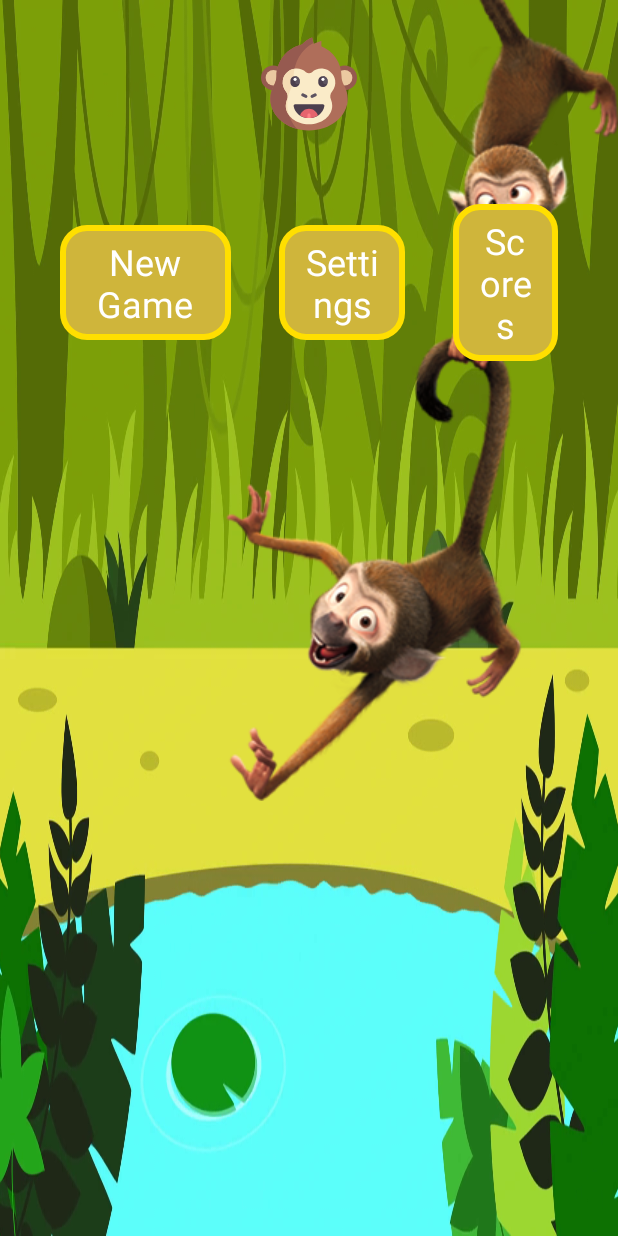
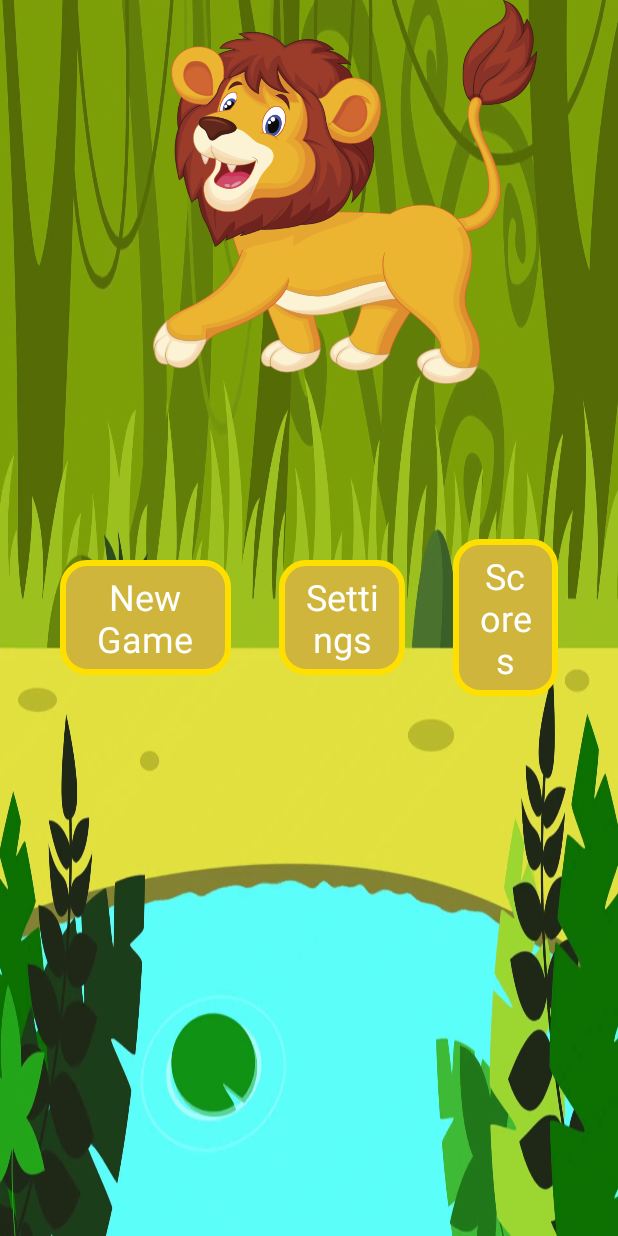
Before and after one commit to metalink94/MonkeyApp, an Android app: the layout activity_main.xml on its own in the app's theme, with its tools: preview values and no code run, on a phone screen of 412 x 824 dp. Run offline under Robolectric (Android 15) with nearby library versions, the phone set to English and light mode, and no system bars.

Commit message:
new icons

```diff
--- a/app/src/main/java/ru/monkeys/monkeyapp/screens/game/LevelsActivity.kt
+++ b/app/src/main/java/ru/monkeys/monkeyapp/screens/game/LevelsActivity.kt
@@ -16,10 +16,10 @@ class LevelsActivity : BaseActivity(), LvlDialogListener {
         super.onCreate(savedInstanceState)
         setContentView(R.layout.levels_activity)
         lvlOne.setOnClickListener {
-            showDialog(LvlEnum.FIRST)
+            showDialog(LvlEnum.SECOND)
         }
         lvlTwo.setOnClickListener {
-            showDialog(LvlEnum.SECOND)
+            showDialog(LvlEnum.FIRST)
         }
         lvlThree.setOnClickListener {
             showDialog(LvlEnum.THIRD)
--- a/app/src/main/java/ru/monkeys/monkeyapp/utils/BaseActivity.kt
+++ b/app/src/main/java/ru/monkeys/monkeyapp/utils/BaseActivity.kt
@@ -10,6 +10,7 @@ open class BaseActivity: AppCompatActivity() {
     companion object {
         const val APP_PREFERENCES = "mysettings"
         const val NICKNAME = "nickname"
+        const val LEVEL = "level"
     }
 
 
--- a/app/src/main/res/layout/activity_main.xml
+++ b/app/src/main/res/layout/activity_main.xml
@@ -8,24 +8,18 @@
         tools:context=".screens.main.MainActivity">
 
     <ImageView
-            android:layout_width="wrap_content"
-            android:layout_height="wrap_content"
+            android:layout_width="256dp"
+            android:layout_height="256dp"
             android:layout_alignParentRight="true"
+            android:layout_marginRight="54dp"
             android:src="@drawable/monkey_1"/>
-
-    <ImageView
-            android:id="@+id/icon"
-            android:layout_marginTop="24dp"
-            android:layout_width="64dp"
-            android:layout_height="64dp"
-            android:layout_centerHorizontal="true"
-            app:srcCompat="@drawable/ic_monkey"/>
 
     <LinearLayout
             android:layout_marginLeft="24dp"
             android:layout_marginRight="24dp"
             android:layout_below="@+id/icon"
             android:layout_marginTop="32dp"
+            android:layout_centerVertical="true"
             android:layout_width="match_parent"
             android:layout_height="wrap_content"
     >
--- a/app/src/main/res/layout/settings_activity.xml
+++ b/app/src/main/res/layout/settings_activity.xml
@@ -26,6 +26,7 @@ android:background="@drawable/main_bg">
                     android:layout_height="wrap_content"/>
 
             <TextView
+                    android:id="@+id/levelChange"
                     android:layout_width="wrap_content"
                     android:layout_height="wrap_content"
                     android:textSize="14sp"
@@ -41,6 +42,7 @@ android:background="@drawable/main_bg">
                     android:layout_marginTop="16dp">
 
                 <TextView
+                        android:id="@+id/light"
                         style="@style/AcceptButton"
                         android:layout_weight="1"
                         android:layout_width="0dp" android:layout_height="wrap_content"
@@ -52,6 +54,7 @@ android:background="@drawable/main_bg">
                 <View android:layout_width="16dp" android:layout_height="wrap_content"/>
 
                 <TextView
+                        android:id="@+id/middle"
                         style="@style/ButtonStyle"
                         android:layout_weight="1"
                         android:layout_width="0dp" android:layout_height="wrap_content"
@@ -63,6 +66,7 @@ android:background="@drawable/main_bg">
                 <View android:layout_width="16dp" android:layout_height="wrap_content"/>
 
                 <TextView
+                        android:id="@+id/hard"
                         style="@style/RejectButton"
                         android:layout_weight="1"
                         android:layout_width="0dp" android:layout_height="wrap_content"
```
Also changed, not shown: app/src/main/java/ru/monkeys/monkeyapp/screens/main/SettingsActivity.kt (+19 -0 lines), app/src/main/res/drawable/monkey_1.png, app/src/main/res/drawable/monkey_2.png.
